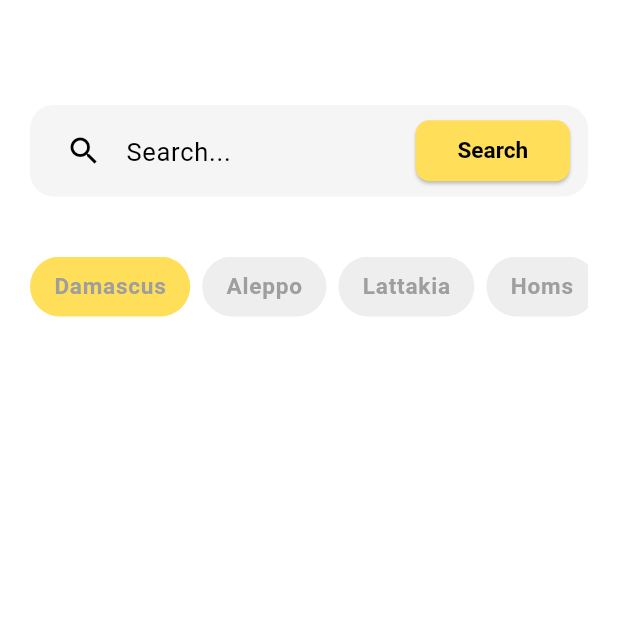
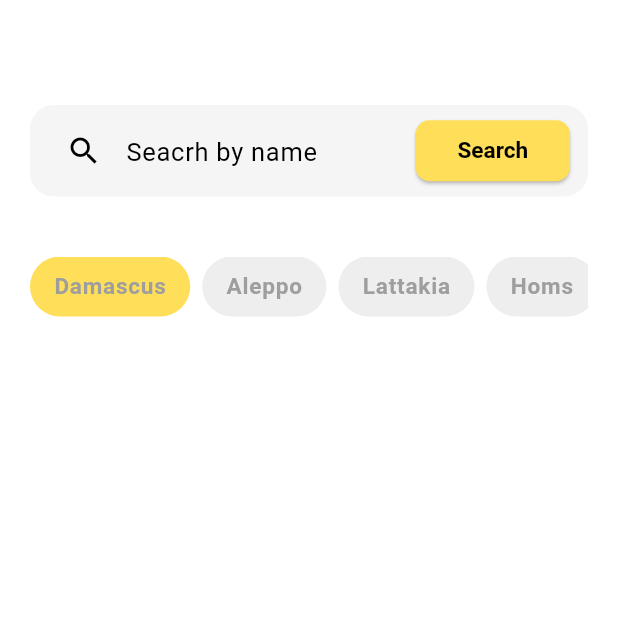
Before and after one commit to basharmestrih/Sorina-Real-Estate-App-Flutter-Laravel-, a Flutter app: the HomeView screen opened by its route, on a phone screen of 412 x 824 dp, the top half of it. Run offline on Flutter 3.47's test engine with Material 3 defaults, Android fonts, the phone set to English and light mode, and no system bars; drawn by our look-alikes of salomon_bottom_bar; our stand-ins replace flutter_screenutil, flutter_secure_storage, get, get_storage, logger; accounts and stored records are empty; network calls fail; Roboto replaces fonts that are missing (Poppins).

Commit message:
Update searchbar.dart

```diff
--- a/lib/app/modules/property/view/widgets/searchbar.dart
+++ b/lib/app/modules/property/view/widgets/searchbar.dart
@@ -33,7 +33,7 @@ class SearchBarWithButton extends StatelessWidget {
               controller: controller,
               decoration:  InputDecoration(
                  fillColor: AppColors.lightGrey,
-                hintText: 'Search...',
+                hintText: 'search_label_hint'.tr,
                 prefixIcon: Icon(Icons.search),
                 border: InputBorder.none,
                 enabledBorder: InputBorder.none,
@@ -59,7 +59,7 @@ class SearchBarWithButton extends StatelessWidget {
                       ),
                     ),
                     buttonWidth: Get.width/4,
-                    child: Text( 'Search',),
+                    child: Text( 'button_search'.tr,),
                   ),
 
           // Search Button
```
